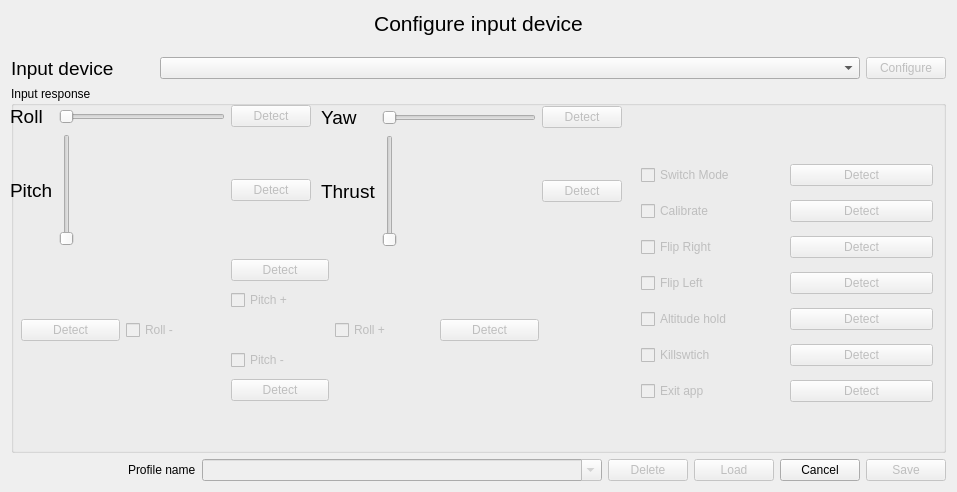
Old version of the form lib/cfclient/ui/dialogs/inputconfigdialogue.ui in the repository capriele/crazyflie-clients-python.
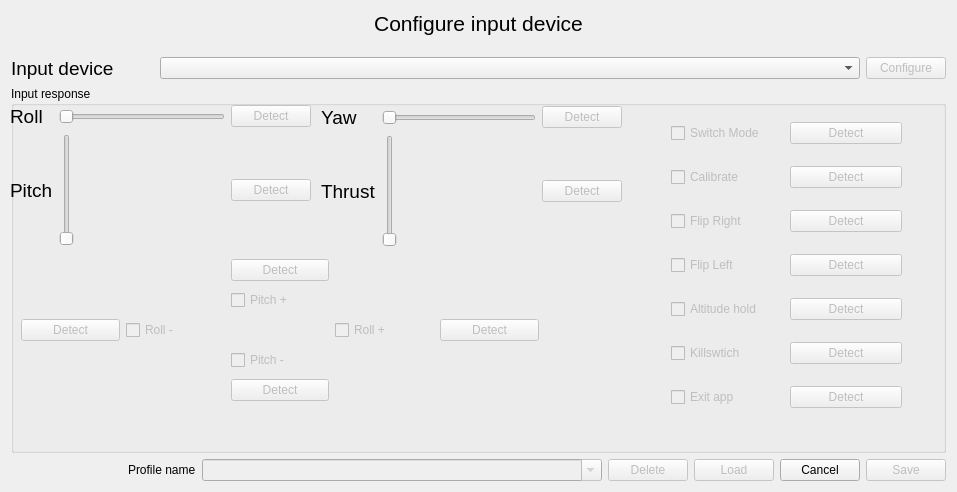
New version of the form.

Diff of the .ui file:
```diff
--- a/lib/cfclient/ui/dialogs/inputconfigdialogue.ui
+++ b/lib/cfclient/ui/dialogs/inputconfigdialogue.ui
@@ -504,14 +504,37 @@
          <widget class="QWidget" name="gridLayoutWidget_2">
           <property name="geometry">
            <rect>
-            <x>630</x>
-            <y>70</y>
-            <width>292</width>
-            <height>255</height>
+            <x>660</x>
+            <y>20</y>
+            <width>231</width>
+            <height>321</height>
            </rect>
           </property>
           <layout class="QGridLayout" name="gridLayout_5">
+           <item row="4" column="0">
+            <widget class="QCheckBox" name="flipleft">
+             <property name="enabled">
+              <bool>false</bool>
+             </property>
+             <property name="text">
+              <string>Flip Left</string>
+             </property>
+             <property name="checkable">
+              <bool>true</bool>
+             </property>
+            </widget>
+           </item>
            <item row="4" column="1">
+            <widget class="QPushButton" name="detectFlipLeft">
+             <property name="enabled">
+              <bool>false</bool>
+             </property>
+             <property name="text">
+              <string>Detect</string>
+             </property>
+            </widget>
+           </item>
+           <item row="3" column="1">
             <widget class="QPushButton" name="detectFlipRight">
              <property name="enabled">
               <bool>false</bool>
@@ -521,7 +544,7 @@
              </property>
             </widget>
            </item>
-           <item row="4" column="0">
+           <item row="3" column="0">
             <widget class="QCheckBox" name="flipright">
              <property name="enabled">
               <bool>false</bool>
@@ -534,17 +557,17 @@
              </property>
             </widget>
            </item>
-           <item row="8" column="1">
-            <widget class="QPushButton" name="detectExitapp">
-             <property name="enabled">
-              <bool>false</bool>
-             </property>
-             <property name="text">
-              <string>Detect</string>
-             </property>
-            </widget>
-           </item>
            <item row="7" column="1">
+            <widget class="QPushButton" name="detectExitapp">
+             <property name="enabled">
+              <bool>false</bool>
+             </property>
+             <property name="text">
+              <string>Detect</string>
+             </property>
+            </widget>
+           </item>
+           <item row="6" column="1">
             <widget class="QPushButton" name="detectKillswitch">
              <property name="enabled">
               <bool>false</bool>
@@ -554,7 +577,7 @@
              </property>
             </widget>
            </item>
-           <item row="7" column="0">
+           <item row="6" column="0">
             <widget class="QCheckBox" name="killswitch">
              <property name="enabled">
               <bool>false</bool>
@@ -567,7 +590,7 @@
              </property>
             </widget>
            </item>
-           <item row="8" column="0">
+           <item row="7" column="0">
             <widget class="QCheckBox" name="exitapp">
              <property name="enabled">
               <bool>false</bool>
@@ -580,7 +603,7 @@
              </property>
             </widget>
            </item>
-           <item row="6" column="0">
+           <item row="5" column="0">
             <widget class="QCheckBox" name="althold">
              <property name="enabled">
               <bool>false</bool>
@@ -593,31 +616,8 @@
              </property>
             </widget>
            </item>
-           <item row="6" column="1">
-            <widget class="QPushButton" name="detectAltHold">
-             <property name="enabled">
-              <bool>false</bool>
-             </property>
-             <property name="text">
-              <string>Detect</string>
-             </property>
-            </widget>
-           </item>
-           <item row="5" column="0">
-            <widget class="QCheckBox" name="flipleft">
-             <property name="enabled">
-              <bool>false</bool>
-             </property>
-             <property name="text">
-              <string>Flip Left</string>
-             </property>
-             <property name="checkable">
-              <bool>true</bool>
-             </property>
-            </widget>
-           </item>
            <item row="5" column="1">
-            <widget class="QPushButton" name="detectFlipLeft">
+            <widget class="QPushButton" name="detectAltHold">
              <property name="enabled">
               <bool>false</bool>
              </property>
@@ -626,7 +626,7 @@
              </property>
             </widget>
            </item>
-           <item row="2" column="1">
+           <item row="1" column="1">
             <widget class="QPushButton" name="detectCalibrate">
              <property name="enabled">
               <bool>false</bool>
@@ -636,7 +636,7 @@
              </property>
             </widget>
            </item>
-           <item row="2" column="0">
+           <item row="1" column="0">
             <widget class="QCheckBox" name="calibrate">
              <property name="enabled">
               <bool>false</bool>
@@ -649,7 +649,7 @@
              </property>
             </widget>
            </item>
-           <item row="1" column="1">
+           <item row="0" column="1">
             <widget class="QPushButton" name="detectSwitchMode">
              <property name="enabled">
               <bool>false</bool>
@@ -659,7 +659,7 @@
              </property>
             </widget>
            </item>
-           <item row="1" column="0">
+           <item row="0" column="0">
             <widget class="QCheckBox" name="switchmode">
              <property name="enabled">
               <bool>false</bool>
```
